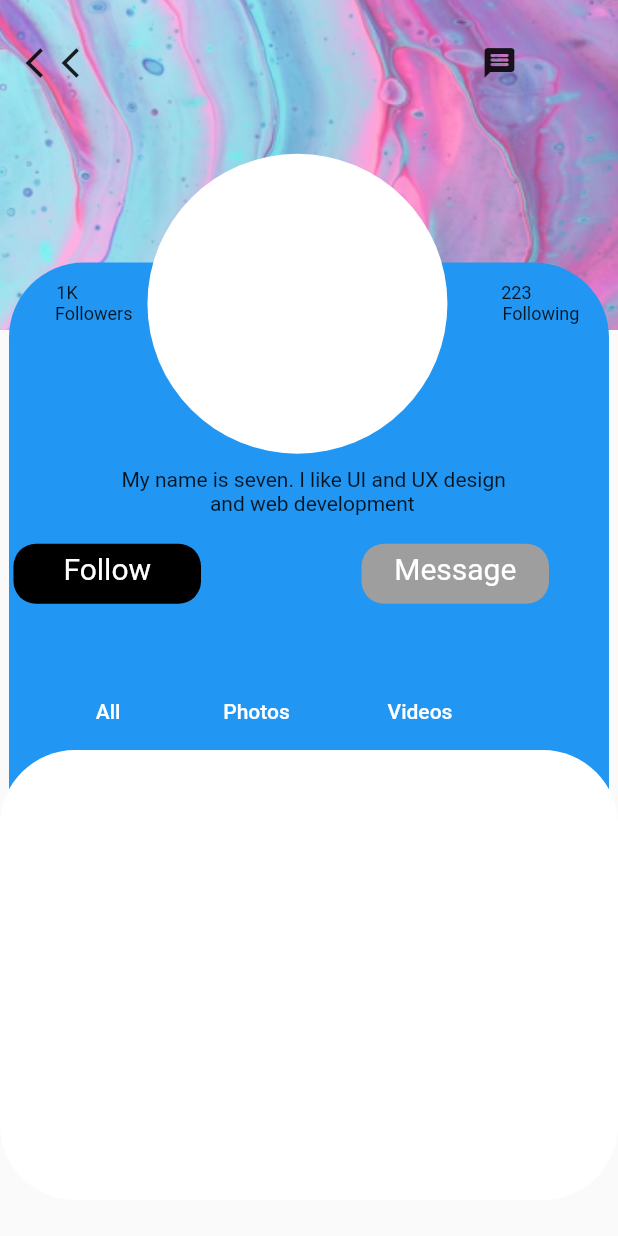
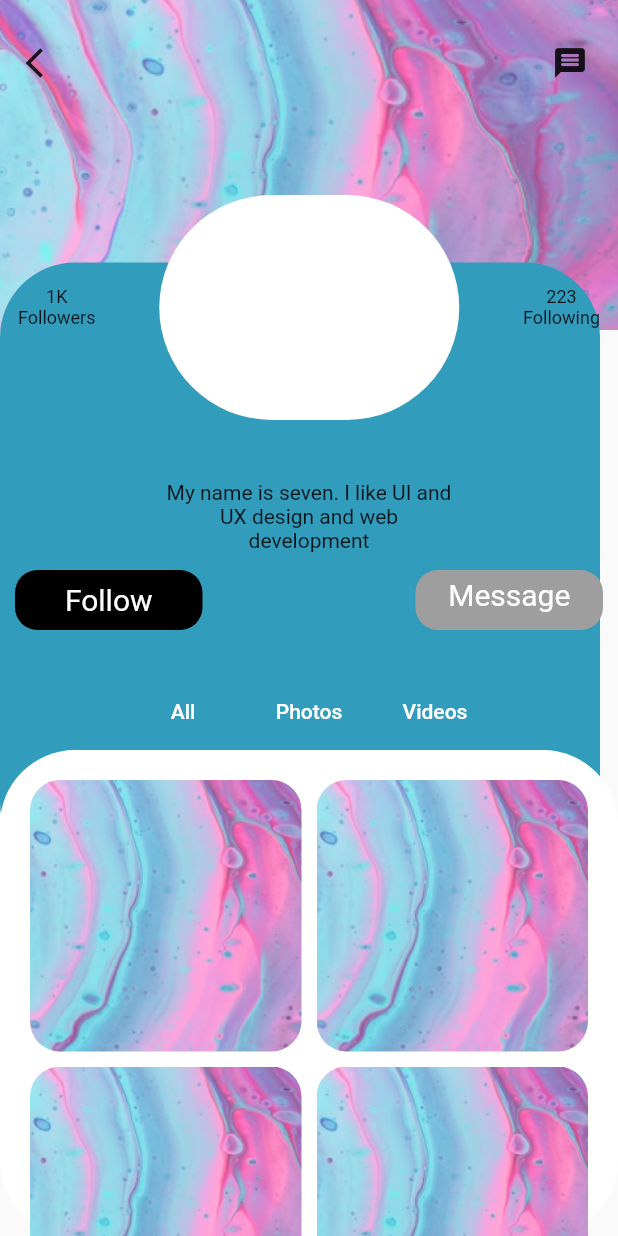
Before and after one commit to Whatsuf148/UI-Challenge, a Flutter app: the screen it shows after launch, on a phone screen of 412 x 824 dp. Run offline on Flutter 3.47's test engine with Material 2 defaults, Android fonts, the phone set to English and light mode, and no system bars.

Commit message:
code refactored

```diff
--- a/lib/main.dart
+++ b/lib/main.dart
@@ -314,6 +314,13 @@ class Profile extends StatelessWidget {
 
   @override
   Widget build(BuildContext context) {
+    List<String> gridImages = [
+      "assets/rec.jpg",
+      "assets/rec.jpg",
+      "assets/rec.jpg",
+      "assets/rec.jpg",
+    ];
+
     return Scaffold(
       body: Stack(
         children: [
@@ -325,7 +332,7 @@ class Profile extends StatelessWidget {
           ),
           // ignore: prefer_const_literals_to_create_immutables
           Row(
-            mainAxisAlignment: MainAxisAlignment.start,
+            mainAxisAlignment: MainAxisAlignment.spaceBetween,
             crossAxisAlignment: CrossAxisAlignment.center,
             // ignore: prefer_const_literals_to_create_immutables
             children: [
@@ -333,11 +340,7 @@ class Profile extends StatelessWidget {
                   padding: EdgeInsets.only(top: 30, left: 17),
                   child: Icon(Icons.arrow_back_ios)),
               Padding(
-                padding: const EdgeInsets.only(top: 30),
-                child: Icon(Icons.arrow_back_ios),
-              ),
-              Padding(
-                padding: const EdgeInsets.only(top: 30, left: 256),
+                padding: const EdgeInsets.only(top: 30, right: 20),
                 child: Icon(Icons.message_rounded),
               ),
             ],
@@ -345,7 +348,6 @@ class Profile extends StatelessWidget {
           Column(
             children: [
               SizedBox(
-                width: 600,
                 height: 175,
               ),
               Container(
@@ -354,43 +356,38 @@ class Profile extends StatelessWidget {
                 //color: Colors.blue,
                 decoration: BoxDecoration(
                   borderRadius: BorderRadius.circular(50),
-                  color: Colors.blue,
+                  color: Color(0xff329CBD)
                 ),
               ),
             ],
           ),
-          Row(
-            // ignore: prefer_const_literals_to_create_immutables
+          Column(
             children: [
               SizedBox(
-                width: 1,
-                height: 405,
+                height: 130,
               ),
+              Padding(
+                padding: const EdgeInsets.symmetric(horizontal: 12),
+                child: Row(
+                  mainAxisAlignment: MainAxisAlignment.spaceBetween,
+                  children: [
                     Text(
-                """1K
-            Followers""",
+                      "1K\nFollowers",
                       textAlign: TextAlign.center,
                       style: TextStyle(
                         fontSize: 12,
                       ),
                     ),
-              Padding(
-                padding: const EdgeInsets.only(
-                  left: 10,
-                  right: 1,
-                ),
-                child: Container(
-                  height: 200,
+                    Container(
+                      height: 150,
                       width: 200,
                       decoration: BoxDecoration(
-                    borderRadius: BorderRadius.circular(100),
+                        borderRadius: BorderRadius.circular(200),
                         color: Colors.white,
                       ),
                     ),
-              ),
                     Text(
-                """ 223
-            Following""",
+                      "223\nFollowing",
                       textAlign: TextAlign.center,
                       style: TextStyle(
                         fontSize: 12,
@@ -398,40 +395,43 @@ class Profile extends StatelessWidget {
                     ),
                   ],
                 ),
-          Row(
-            // ignore: prefer_const_literals_to_create_immutables
-            children: [
-              SizedBox(
-                width: 1,
-                height: 650,
-              ),
-              Padding(
-                padding: const EdgeInsets.only(top: 5, left: 80),
-                child: Text("""My name is seven. I like UI and UX design
-                 and web development"""),
               ),
             ],
           ),
-          // ignore: prefer_const_literals_to_create_immutables
-          Row(
+          Align(
+            child: Column(
+              children: const [
+                SizedBox(
+                  height: 320,
+                ),
+                SizedBox(
+                  width: 200,
+                  child: Text(
+                    "My name is seven. I like UI and UX design and web development",
+                    textAlign: TextAlign.center,
+                  ),
+                ),
+              ],
+            ),
+          ),
+          Column(
             children: [
               SizedBox(
-                width: 1,
-                height: 765,
+                height: 380,
               ),
               Padding(
-                padding: const EdgeInsets.all(8.0),
-                child: InkWell(
-                  onTap: () {},
-                  child: Container(
+                padding: const EdgeInsets.symmetric(horizontal: 10),
+                child: Row(
+                  mainAxisAlignment: MainAxisAlignment.spaceBetween,
+                  children: [
+                    Container(
+                      alignment: Alignment.center,
                       height: 40,
                       width: 125,
                       decoration: BoxDecoration(
                         borderRadius: BorderRadius.circular(15),
                         color: Colors.black,
                       ),
-                    child: Padding(
-                      padding: const EdgeInsets.only(top: 5),
                       child: Text(
                         "Follow",
                         style: TextStyle(
@@ -441,12 +441,7 @@ class Profile extends StatelessWidget {
                         textAlign: TextAlign.center,
                       ),
                     ),
-                  ),
-                ),
-              ),
-              Padding(
-                padding: const EdgeInsets.only(left: 99),
-                child: InkWell(
+                    InkWell(
                       onTap: () {},
                       child: Container(
                         height: 40,
@@ -468,22 +463,20 @@ class Profile extends StatelessWidget {
                         ),
                       ),
                     ),
+                  ],
+                ),
               ),
             ],
           ),
-
           Column(
             children: [
               SizedBox(
                 height: 450,
-                width: 1,
               ),
-              // ignore: prefer_const_literals_to_create_immutables
               Row(
+                mainAxisAlignment: MainAxisAlignment.center,
                 children: [
-                  Padding(
-                    padding: const EdgeInsets.only(left: 40),
-                    child: TextButton(
+                  TextButton(
                     onPressed: () {},
                     child: Text(
                       "All",
@@ -492,10 +485,10 @@ class Profile extends StatelessWidget {
                       ),
                     ),
                   ),
+                  SizedBox(
+                    width: 20,
                   ),
-                  Padding(
-                    padding: const EdgeInsets.only(left: 35),
-                    child: TextButton(
+                  TextButton(
                     onPressed: () {},
                     child: Text(
                       "Photos",
@@ -504,16 +497,15 @@ class Profile extends StatelessWidget {
                       ),
                     ),
                   ),
+                  SizedBox(
+                    width: 20,
                   ),
-                  Padding(
-                    padding: const EdgeInsets.only(left: 45),
-                    child: TextButton(
+                  TextButton(
                     onPressed: () {},
                     child: Text(
                       "Videos",
                       style: TextStyle(
                         color: Colors.white,
-                        ),
                       ),
                     ),
                   ),
@@ -525,15 +517,32 @@ class Profile extends StatelessWidget {
             children: [
               SizedBox(
                 height: 500,
-                width: 1,
               ),
-              Container(
-                height: 300,
+              Expanded(
+                child: Container(
                   width: double.infinity,
-                //color: Colors.blue,
                   decoration: BoxDecoration(
                     borderRadius: BorderRadius.circular(50),
                     color: Colors.white,
+                  ),
+                  child: GridView.builder(
+                    padding: const EdgeInsets.all(20),
+                    itemCount: 4,
+                    gridDelegate: SliverGridDelegateWithFixedCrossAxisCount(
+                      crossAxisCount: 2,
+                      crossAxisSpacing: 10,
+                      mainAxisSpacing: 10,
+                    ),
+                    itemBuilder: (context, index) {
+                      return Container(
+                        clipBehavior: Clip.antiAlias,
+                        decoration: BoxDecoration(
+                          borderRadius: BorderRadius.circular(20)
+                        ),
+                        child: Image.asset(gridImages[index], fit: BoxFit.cover,),
+                      );
+                    },
+                  ),
                 ),
               ),
             ],
```
Lines whose indentation alone changed are shown as unchanged.
